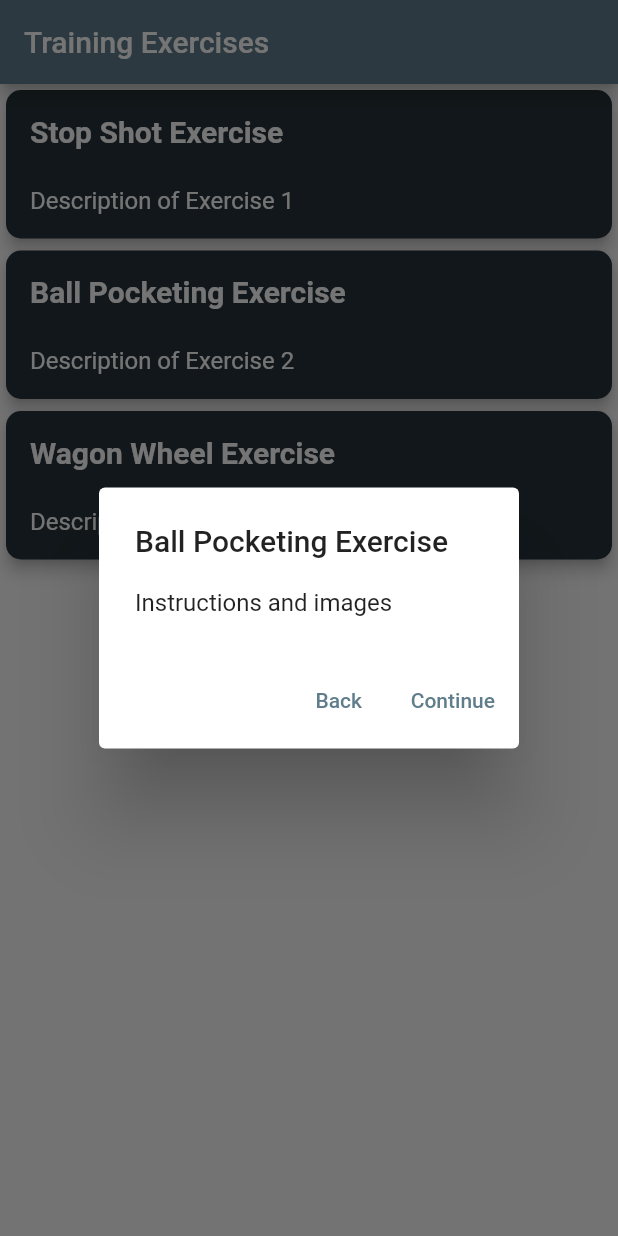
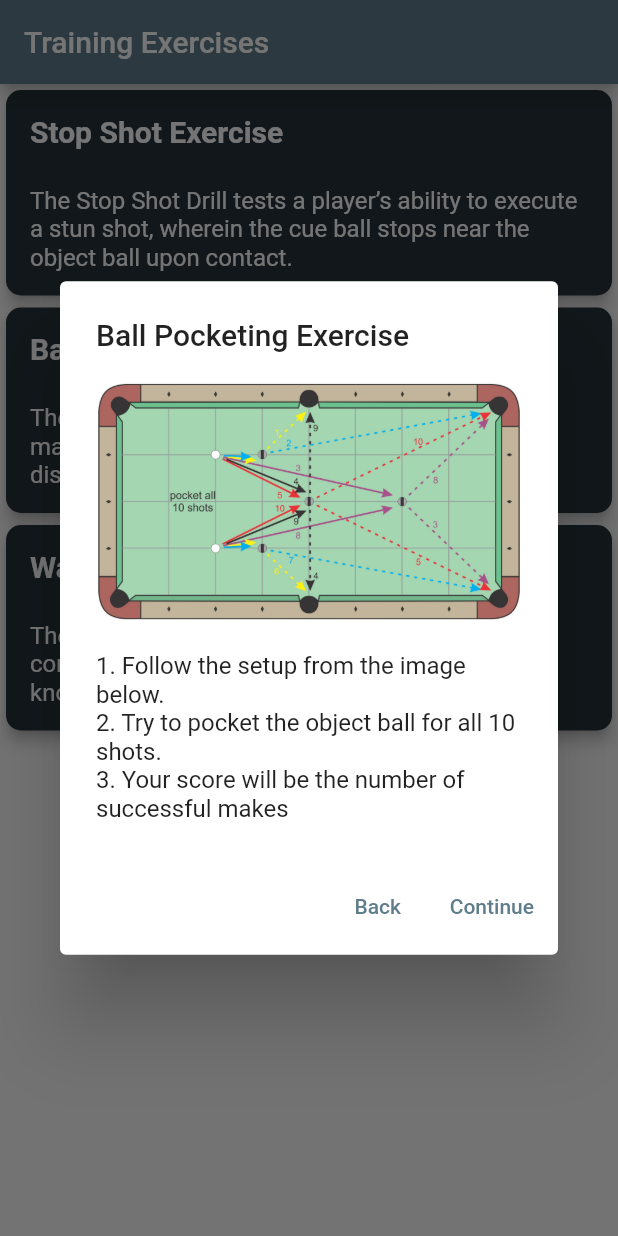
Before and after one commit to jgzhernandez/Cuetor, a Flutter app: the TrainingPage screen opened directly, after a tap on "Ball Pocketing Exercise", on a phone screen of 412 x 824 dp. Run offline on Flutter 3.47's test engine with Material 2 defaults, Android fonts, the phone set to English and light mode, and no system bars; our stand-ins replace camera, cloud_firestore, firebase_auth, firebase_core, firebase_storage, get and 2 more; accounts and stored records are empty.

Commit message:
added images and descriptions to training.dart

```diff
--- a/lib/training.dart
+++ b/lib/training.dart
@@ -17,13 +17,22 @@ class TrainingPage extends StatelessWidget {
         children: [
           ExerciseCard(
             title: 'Stop Shot Exercise',
-            description: 'Description of Exercise 1',
+            description: 'The Stop Shot Drill tests a player’s ability to execute a stun shot, wherein the cue ball stops near the object ball upon contact.',
             onTap: () {
               showDialog(
                   context: context,
                   builder: (context) => AlertDialog(
                         title: const Text('Stop Shot Exercise'),
-                        content: const Text('Instructions and images'),
+                        content: Wrap(
+                          children: [
+                            Image.asset('images/F2_1.png'),
+                            const Text('\n1. Place the object ball near the 1st diamond and the cue ball near the 3rd diamond to start the drill.\n'
+                                '2. Pocket the object ball to the nearest corner pocket and make the cue ball stop within one ball radius of the object ball.\n'
+                                '3. There will be two shots per position. Move back 1 diamond after both shots.\n'
+                                '4. Repeat the process for all 10 shots. Your score will be the number of successful stop shots executed.'
+                                ),
+                          ],
+                        ),
                         actions: [
                           TextButton(
                               child: const Text('Back'),
@@ -45,13 +54,20 @@ class TrainingPage extends StatelessWidget {
           ),
           ExerciseCard(
             title: 'Ball Pocketing Exercise',
-            description: 'Description of Exercise 2',
+            description: 'The Ball Pocketing Drill tests a player’s ability to make a variety of shots with varying angles and distances.',
             onTap: ()  {
               showDialog(
                   context: context,
                   builder: (context) => AlertDialog(
                     title: const Text('Ball Pocketing Exercise'),
-                    content: const Text('Instructions and images'),
+                    content: Wrap(
+                      children: [
+                        Image.asset('images/F6.png'),
+                        const Text('\n1. Follow the setup from the image below.\n'
+                            '2. Try to pocket the object ball for all 10 shots.\n'
+                            '3. Your score will be the number of successful makes'),
+                      ],
+                    ),
                     actions: [
                       TextButton(
                           child: const Text('Back'),
@@ -73,17 +89,29 @@ class TrainingPage extends StatelessWidget {
           ),
           ExerciseCard(
             title: 'Wagon Wheel Exercise',
-            description: 'Description of Exercise 3',
+            description: 'The Wagon Wheel Drill tests a player’s ability to control the cue ball around the table using basic knowledge of topspin and backspin. ',
             onTap: ()  {
               showDialog(
                   context: context,
                   builder: (context) => AlertDialog(
                     title: const Text('Wagon Wheel Exercise'),
-                    content: const Text('Instructions and images'),
-                    actions: [
-                      TextButton(
-                          child: const Text('Back'),
-                          onPressed: () {
+
+                    content: Wrap(
+                      children: [
+                        Image.asset('images/F7_1.png'),
+                        const Text('\n1. Place the object ball 1 diamond away from the center pocket.\n'
+                            '2. You have cue ball in hand for all 10 shots of the drill.\n'
+                            '3. You have 1 attempt to hit each of the 10 target locations with the cue ball, after pocketing the object ball in the center pocket.\n '
+                            '4. Go through the target locations in sequence.\n'
+                            '5. Each successful hit after pocketing the object ball correctly will be 1 point. You can get a total of 10 points for this drill. '),
+                      ],
+                    ),
+
+
+                  actions: [
+                    TextButton(
+                            child: const Text('Back'),
+                            onPressed: () {
                             Navigator.of(context).pop();
                           }),
                       TextButton(
```
